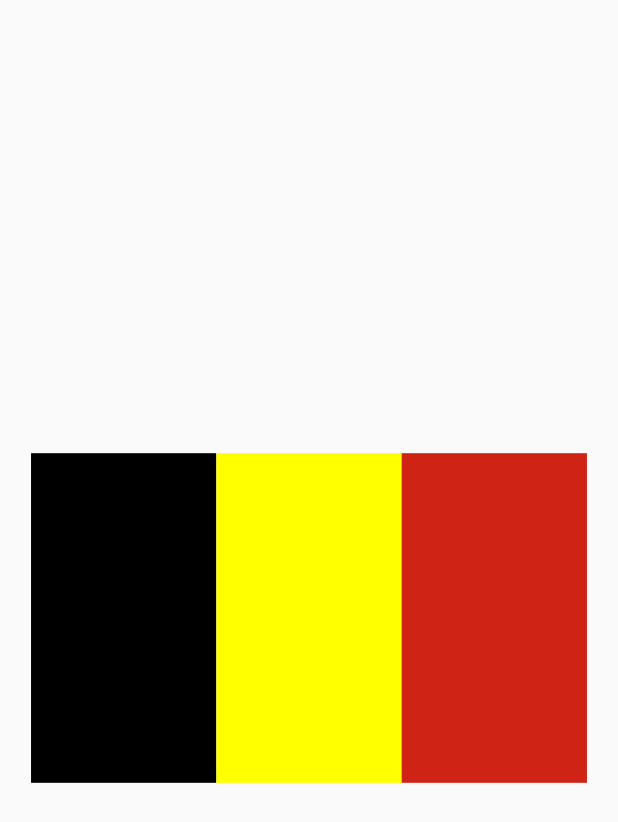
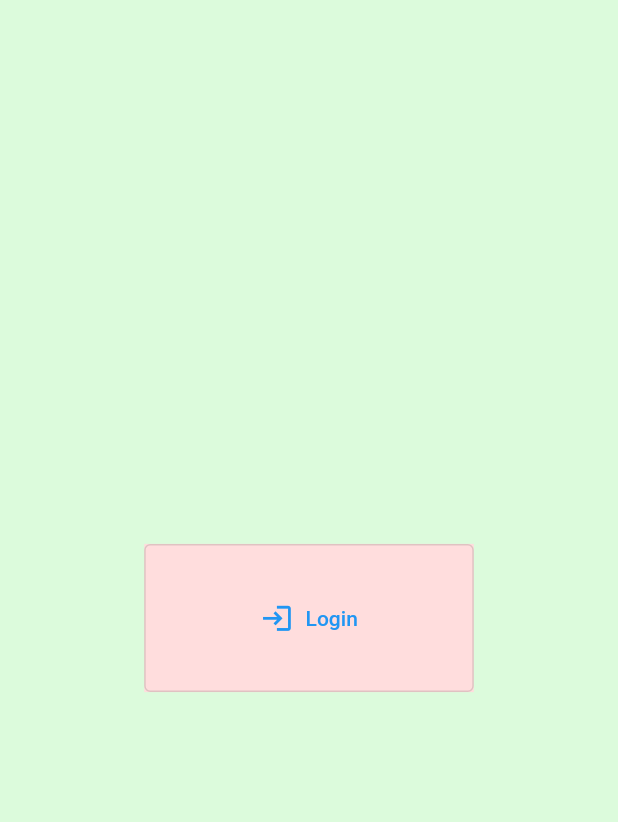
Before and after one commit to matiasfilho81/fe_no_pai, a Flutter app: the screen it shows after launch, on a phone screen of 412 x 824 dp. Shown: the top 822 px of the screen. Run offline on Flutter 3.47's test engine with Material 2 defaults, Android fonts, the phone set to English and light mode, and no system bars.

Commit message:
paginacao e rotas

```diff
--- a/lib/main.dart
+++ b/lib/main.dart
@@ -1,7 +1,6 @@
+import 'package:fe_no_pai/pages/calendar.dart';
+import 'package:fe_no_pai/pages/login.dart';
 import 'package:flutter/material.dart';
-
-import 'pages/home.dart';
-// import 'login.dart';
 
 void main() {
   runApp(MyApp());
@@ -16,7 +15,12 @@ class MyApp extends StatelessWidget {
         primarySwatch: Colors.blue,
         visualDensity: VisualDensity.adaptivePlatformDensity,
       ),
-      home: Home(title: 'Fé no Pai'), //MyLogin(title: 'Fé no Pai'),
+      initialRoute: '/login',
+      routes: {
+        '/login': (context) => LoginPage(),
+        '/calendar': (context) => CalendarPage(),
+        // LoginPage.tag: (context) => LoginPage(),
+      },
     );
   }
 }
--- a/lib/pages/home.dart
+++ /dev/null
@@ -1,58 +0,0 @@
-import 'package:fe_no_pai/utils/common.dart';
-import 'package:fe_no_pai/utils/consts.dart';
-import 'package:flutter/material.dart';
-
-class Home extends StatefulWidget {
-  Home({Key key, this.title}) : super(key: key);
-
-  final String title;
-
-  @override
-  _HomeState createState() => _HomeState();
-}
-
-class _HomeState extends State<Home> {
-  // int _counter = 0;
-
-  // void _incrementCounter() {
-  //   setState(() {
-  //     _counter++;
-  //   });
-  // }
-
-  @override
-  Widget build(BuildContext context) {
-    AppConsts.setWidhtSize(MediaQuery.of(context).size.width);
-    AppConsts.setHeightSize(MediaQuery.of(context).size.height);
-    return Scaffold(
-      body: Column(
-        mainAxisAlignment: MainAxisAlignment.center,
-        children: [
-          // robo(),
-          bandeiraBelgica()
-        ],
-      ),
-    );
-  }
-}
-
-Widget bandeiraBelgica() {
-  return Row(
-    mainAxisAlignment: MainAxisAlignment.center,
-    children: [
-      faixa(cor: AppConsts.blackBasic2),
-      faixa(cor: AppConsts.yellowBasic2),
-      faixa(cor: AppConsts.redBasic2),
-    ],
-  );
-}
-
-Widget faixa({Color cor}) {
-  final double h = setWidth(200.0);
-  final double l = setHeight(100.0);
-  return Container(
-    height: h,
-    width: l,
-    color: cor,
-  );
-}
--- a/lib/pages/login.dart
+++ b/lib/pages/login.dart
@@ -1,44 +1,49 @@
+import 'package:fe_no_pai/pages/calendar.dart';
+import 'package:fe_no_pai/utils/common.dart';
+import 'package:fe_no_pai/utils/consts.dart';
 import 'package:flutter/material.dart';
 
-class MyLogin extends StatefulWidget {
-  MyLogin({Key key, this.title}) : super(key: key);
-
-  final String title;
+class LoginPage extends StatefulWidget {
+  static String tag = '/login';
+  const LoginPage({Key key}) : super(key: key);
 
   @override
-  _MyLoginState createState() => _MyLoginState();
+  _LoginPageState createState() => _LoginPageState();
 }
 
-class _MyLoginState extends State<MyLogin> {
-  // int _counter = 0;
-
-  // void _incrementCounter() {
-  //   setState(() {
-  //     _counter++;
-  //   });
-  // }
-
+class _LoginPageState extends State<LoginPage> {
   @override
   Widget build(BuildContext context) {
+    AppConsts.setWidhtSize(MediaQuery.of(context).size.width);
+    AppConsts.setHeightSize(MediaQuery.of(context).size.height);
     return Scaffold(
-      // appBar: AppBar(
-      //   title: Text(widget.title),
-      // ),
-      body: Center(
-        child: Column(
-          mainAxisAlignment: MainAxisAlignment.center,
-          mainAxisSize: MainAxisSize.max,
-          children: [
-            Text("Seu e-mail"),
-            Text("Sua senha"),
-          ],
-        ),
-      ),
-      // floatingActionButton: FloatingActionButton(
-      //   onPressed: _incrementCounter,
-      //   tooltip: 'Increment',
-      //   child: Icon(Icons.add),
-      // ),
+      body: corpo(context),
     );
   }
 }
+
+Widget corpo(BuildContext context) {
+  return Container(
+    color: AppConsts.backgroundColor,
+    child: Center(
+      child: Container(
+        color: AppConsts.offBottom,
+        width: setWidth(200.0),
+        height: setHeight(80.0),
+        child: OutlinedButton.icon(
+            onPressed: () {
+              print("apertei o botao");
+              Navigator.of(context).pushReplacement(
+                MaterialPageRoute(
+                  builder: (context) => CalendarPage(
+                    nome: "Diego",
+                  ),
+                ),
+              );
+            },
+            icon: Icon(Icons.login, size: setHeight(18.0)),
+            label: Text("Login")),
+      ),
+    ),
+  );
+}
--- a/lib/utils/consts.dart
+++ b/lib/utils/consts.dart
@@ -24,11 +24,12 @@ class AppConsts {
     widthPercentage = widthSize / xdWidhtSize;
   }
 
-  static double radiusBotton = 50;
+  static double radiusBotton = 50.0;
+  static double topHeight = 10.0;
 
   // Back Ground Colors
 
-  static Color backgroundColor = const Color(0xff484848);
+  static Color backgroundColor = const Color(0x1f00ff00);
   static Color appbarBackgroundColor = const Color(0xff484848);
 
   // Cores primárias
@@ -47,18 +48,19 @@ class AppConsts {
   static Color offColor = const Color(0xff484848);
   static Color onBottom = const Color(0xffffffdd);
   static Color offBottom = const Color(0xffffdddd);
-  static Color onText = const Color(0xffffffff);
+  static Color onText = const Color(0xff000000);
   static Color offText = const Color(0xffffffdd);
 
   static double fontSize08 = setWidth(8.0);
   static double fontSize09 = setWidth(9.0);
   static double fontSize10 = setWidth(10.0);
+  static double fontSize16 = setWidth(16.0);
+  static double fontSize18 = setWidth(18.0);
+  static double fontSize24 = setWidth(24.0);
 
   static TextStyle styleTitle = TextStyle(
-    color: AppConsts.blackBasic2,
+    // color: AppConsts.onText,
     fontWeight: FontWeight.w600,
-    fontSize: AppConsts.fontSize10,
+    fontSize: AppConsts.fontSize24,
   );
-
-  static double topHeight = 10.0;
 }
```
Also changed, not shown: lib/pages/calendar.dart (added, +46 -0 lines), lib/utils/common.dart (+35 -22 lines).
